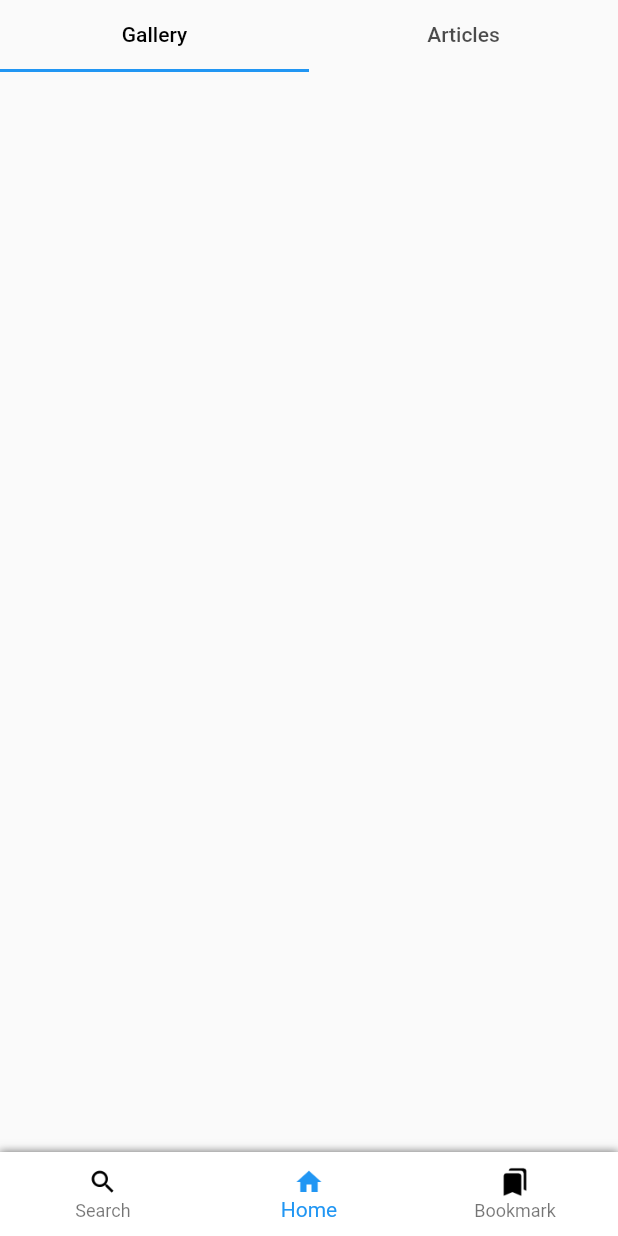
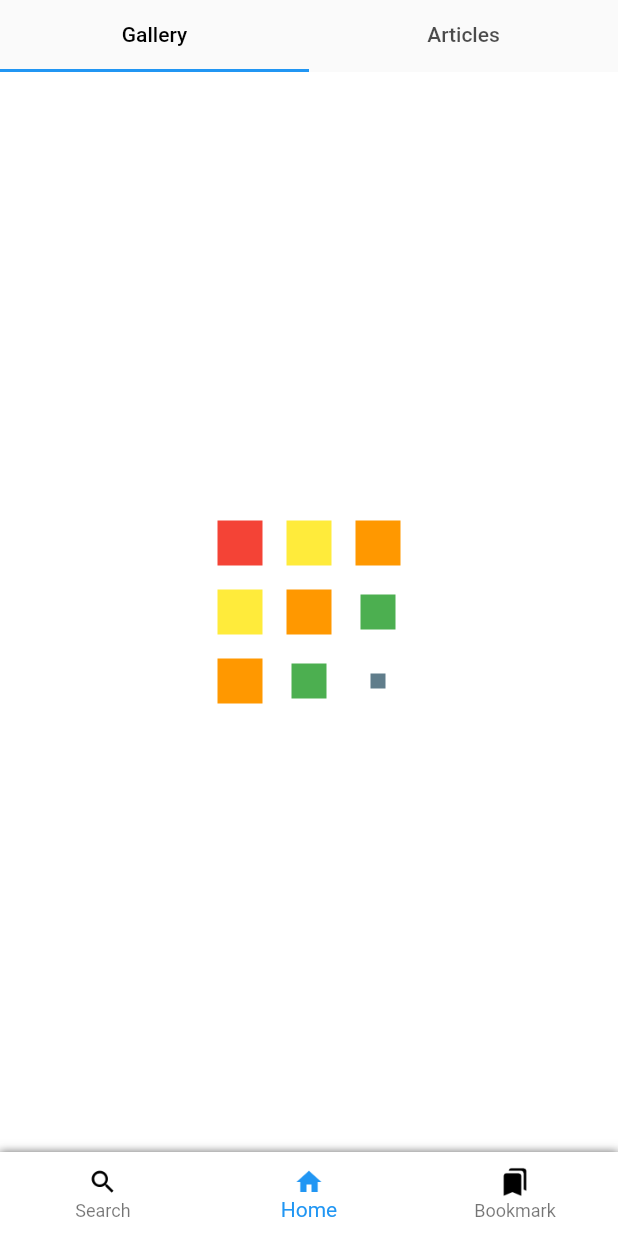
Before and after one commit to nimishbansal/NewsBuster, a Flutter app: the screen it shows after launch, after a tap on "Skip", on a phone screen of 412 x 824 dp. Run offline on Flutter 3.47's test engine with Material 2 defaults, Android fonts, the phone set to English and light mode, and no system bars; our stand-ins replace audioplayers, built_collection, built_value, google_fonts, moor, moor_ffi and 5 more; generated files the repository leaves out were written again; network calls fail.

Commit message:
added loader to gallery

```diff
--- a/lib/main.dart
+++ b/lib/main.dart
@@ -11,9 +11,9 @@ import 'package:provider/provider.dart';
 import 'package:sentry/sentry.dart';
 import 'package:shared_preferences/shared_preferences.dart';
 import 'dsn.dart';
+import 'src/widgets/loader.dart';
 
 MyDatabase db;
-
 
 /// Sentry Configuration Starts here ///
 
@@ -91,25 +91,19 @@ Future<Null> main() async {
 
 /// Sentry Configuration Ended here ///
 
-
-
-
-
 class MyApp extends StatefulWidget {
   // This widget is the root of your application.
-
 
   @override
   _MyAppState createState() => _MyAppState();
 }
 
 class _MyAppState extends State<MyApp> {
-
   bool _launchAppTour;
 
   setupAppTourLaunchIfRequired() async {
     SharedPreferences prefs = await SharedPreferences.getInstance();
-    bool newInstallation = prefs.getBool('new_installation')??true;
+    bool newInstallation = prefs.getBool('new_installation') ?? true;
     setState(() {
       _launchAppTour = newInstallation;
     });
@@ -121,32 +115,37 @@ class _MyAppState extends State<MyApp> {
     super.initState();
     setupAppTourLaunchIfRequired();
   }
+
   @override
   Widget build(BuildContext context) {
     return MultiProvider(
       providers: [
-        ChangeNotifierProvider(create: (BuildContext context) {
+        ChangeNotifierProvider(
+          create: (BuildContext context) {
             return ArticleListModel();
-        },),
-        ChangeNotifierProvider(create: (BuildContext context) {
+          },
+        ),
+        ChangeNotifierProvider(
+          create: (BuildContext context) {
             return HomeGalleryModel();
-        },),
-
+          },
+        ),
         Provider(
-            create: (BuildContext context){
+          create: (BuildContext context) {
             return db;
           },
         ),
-
       ],
       child: MaterialApp(
         title: 'Flutter Demo',
         theme: ThemeData(
           primarySwatch: Colors.blue,
           visualDensity: VisualDensity.adaptivePlatformDensity,
-          applyElevationOverlayColor:true,
+          applyElevationOverlayColor: true,
         ),
-        home: _launchAppTour==null?Container():_launchAppTour?AppInitialTour():MainScreen(),
+        home: (_launchAppTour == null)
+            ? BoxLoader() // show loader until _launchAppTour is set
+            : _launchAppTour ? AppInitialTour() : MainScreen(),
       ),
     );
   }
--- a/lib/src/notifiers/home_gallery_model.dart
+++ b/lib/src/notifiers/home_gallery_model.dart
@@ -8,10 +8,15 @@ class HomeGalleryModel extends ChangeNotifier {
 
   static const _baseUrl = "http://3.14.8.229:8001/api/v1";
   static const _homeGalleryCarouselSlidersEndpoint  = '/homeGalleryChannels';
+  bool _isLoading = true;
+  bool get isLoading{
+    return _isLoading;
+  }
 
   List<YoutubeChannelVideosCarousel> channelVideosCarousel = [];
   void fetchGalleryData() async {
     final res = await http.get("$_baseUrl$_homeGalleryCarouselSlidersEndpoint");
+    _isLoading = false;
     if (res.statusCode == 200) {
       String jsonStr = json.encode(json.decode(res.body));
       channelVideosCarousel = parseYoutubeChannelsAndTheirVideoCarousels(jsonStr);
--- a/lib/src/screens/home_gallery_screen.dart
+++ b/lib/src/screens/home_gallery_screen.dart
@@ -2,6 +2,7 @@ import 'package:flutter/material.dart';
 import 'package:newsbuster/src/notifiers/article_list_model.dart';
 import 'package:newsbuster/src/notifiers/home_gallery_model.dart';
 import 'package:newsbuster/src/screens/home_screen.dart';
+import 'package:newsbuster/src/widgets/loader.dart';
 import 'package:provider/provider.dart';
 import 'package:url_launcher/url_launcher.dart';
 
@@ -61,6 +62,7 @@ class _CarouselGalleryScreenState extends State<CarouselGalleryScreen> {
   @override
   Widget build(BuildContext context) {
     return Consumer<HomeGalleryModel>(builder: (_, homeGalleryModel, __) {
+      if (homeGalleryModel.isLoading) return BoxLoader();
       return ListView(
         children: <Widget>[
           for (var item in homeGalleryModel.channelVideosCarousel)
--- /dev/null
+++ b/lib/src/widgets/loader.dart
@@ -0,0 +1,191 @@
+import 'package:flutter/material.dart';
+import 'package:flutter/scheduler.dart';
+
+class BoxLoader extends StatefulWidget {
+  const BoxLoader({Key key}) : super(key: key);
+
+  @override
+  _BoxLoaderState createState() => _BoxLoaderState();
+}
+
+enum SquareType {
+  first, // 1
+  second, // 2, 4
+  third, // 3, 5, 7
+  fourth, // 6, 8
+  fifth, // 9
+}
+
+class SquareTile extends StatelessWidget {
+  final SquareType squareType;
+  final double maxSide;
+  final double minSide;
+
+  final AnimationController animationController;
+
+  const SquareTile(
+      {Key key,
+        @required this.squareType,
+        this.maxSide = 30,
+        this.minSide = 10,
+        @required this.animationController})
+      : super(key: key);
+
+  @override
+  Widget build(BuildContext context) {
+    timeDilation = 1; // change it to slow down animations while debugging
+    var seq = TweenSequence([
+      TweenSequenceItem(tween: Tween<double>(begin: maxSide, end: minSide), weight: 0.5),
+      TweenSequenceItem(tween: Tween<double>(begin: minSide, end: maxSide), weight: 0.5),
+    ]
+    );
+
+    var squareSizeChangeTweenAnimation = seq.animate(CurvedAnimation(
+      parent: animationController,
+      curve: Interval(
+        _getBeginForSquareType(),
+        _getEndForSquareType(),
+        curve: Curves.linear,
+      ),
+    ),);
+
+    return AnimatedBuilder(
+      animation: squareSizeChangeTweenAnimation,
+      builder: (BuildContext context, Widget child) {
+        var side = squareSizeChangeTweenAnimation.value;
+        return Padding(
+          padding: const EdgeInsets.all(8.0),
+          child: SizedBox(
+            height: maxSide,
+            width: maxSide,
+            child: Center(
+              child: Container(
+                width: side,
+                height: side,
+                color: getColor(),
+              ),
+            ),
+          ),
+        );
+      },
+    );
+  }
+
+  Color getColor() {
+    if (squareType == SquareType.first) {
+      return Colors.red;
+    } else if (squareType == SquareType.second) {
+      return Colors.yellow;
+    } else if (squareType == SquareType.third) {
+      return Colors.orange;
+    } else if (squareType == SquareType.fourth) {
+      return Colors.green;
+    } else if (squareType == SquareType.fifth) {
+      return Colors.blueGrey;
+    }
+    return Colors.black;
+  }
+
+  double _getBeginForSquareType() {
+    if (squareType == SquareType.first) {
+      return 0;
+    } else if (squareType == SquareType.second) {
+      return 0.1;
+    } else if (squareType == SquareType.third) {
+      return 0.2;
+    } else if (squareType == SquareType.fourth) {
+      return 0.3;
+    } else if (squareType == SquareType.fifth) {
+      return 0.4;
+    }
+    return 0;
+  }
+
+  double _getEndForSquareType() {
+    return _getBeginForSquareType() +  0.3;
+  }
+}
+
+
+/// 1 2 3
+/// 4 5 6
+/// 7 8 9
+///
+/// (1), (2, 4), (3, 5, 7), (6, 8), (9)
+class _BoxLoaderState extends State<BoxLoader>
+    with SingleTickerProviderStateMixin {
+  AnimationController animationController;
+  @override
+  void initState() {
+    super.initState();
+    animationController = AnimationController(
+        vsync: this, value: 0, duration: Duration(milliseconds: 2000))..repeat();
+  }
+
+  @override
+  Widget build(BuildContext context) {
+    return Center(
+      widthFactor: 2,
+      heightFactor: 2,
+      child: Container(
+        color: Colors.white,
+        child: Center(
+              child: Column(
+                mainAxisAlignment: MainAxisAlignment.center,
+                children: [
+                  Row(
+                    mainAxisAlignment: MainAxisAlignment.center,
+                    children: [
+                      SquareTile(
+                        squareType: SquareType.first,
+                        animationController: animationController,
+                      ),
+                      SquareTile(
+                          squareType: SquareType.second,
+                          animationController: animationController),
+                      SquareTile(
+                          squareType: SquareType.third,
+                          animationController: animationController),
+                    ],
+                  ),
+                  Row(
+                    mainAxisAlignment: MainAxisAlignment.center,
+                    children: [
+                      SquareTile(
+                          squareType: SquareType.second,
+                          animationController: animationController),
+                      SquareTile(
+                          squareType: SquareType.third,
+                          animationController: animationController),
+                      SquareTile(
+                          squareType: SquareType.fourth,
+                          animationController: animationController),
+                    ],
+                  ),
+                  Row(
+                    mainAxisAlignment: MainAxisAlignment.center,
+                    children: [
+                      SquareTile(
+                          squareType: SquareType.third,
+                          animationController: animationController),
+                      SquareTile(
+                          squareType: SquareType.fourth,
+                          animationController: animationController),
+                      SquareTile(
+                          squareType: SquareType.fifth,
+                          animationController: animationController),
+                    ],
+                  )
+                ],
+              ),
+            ),
+      ),
+    );
+  }
+
+  @override
+  void dispose() {
+    animationController.dispose();
+    super.dispose();
+  }
+}
```
Lines whose indentation alone changed are shown as unchanged.
